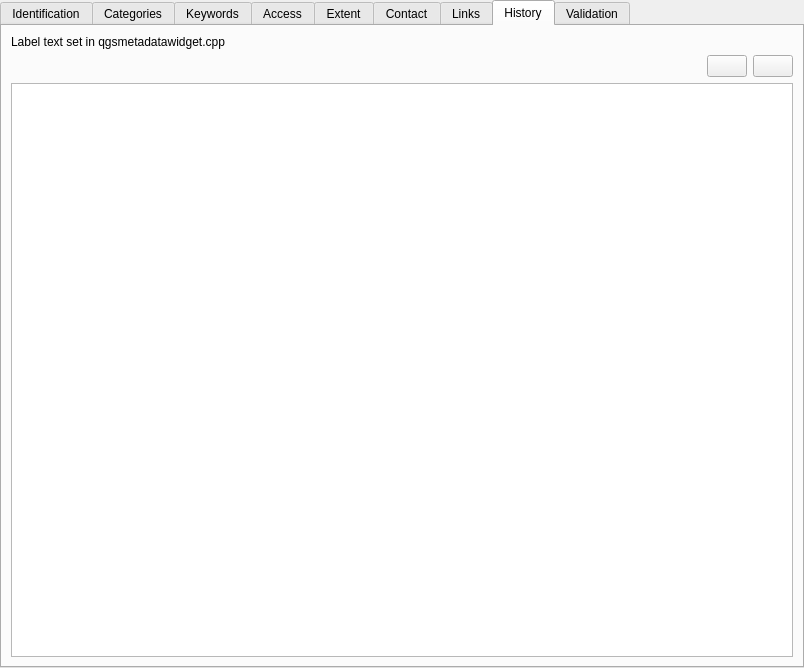
The window that src/ui/qgsmetadatawidget.ui (carsmie/QGIS) describes before a commit, drawn with Qt 5.
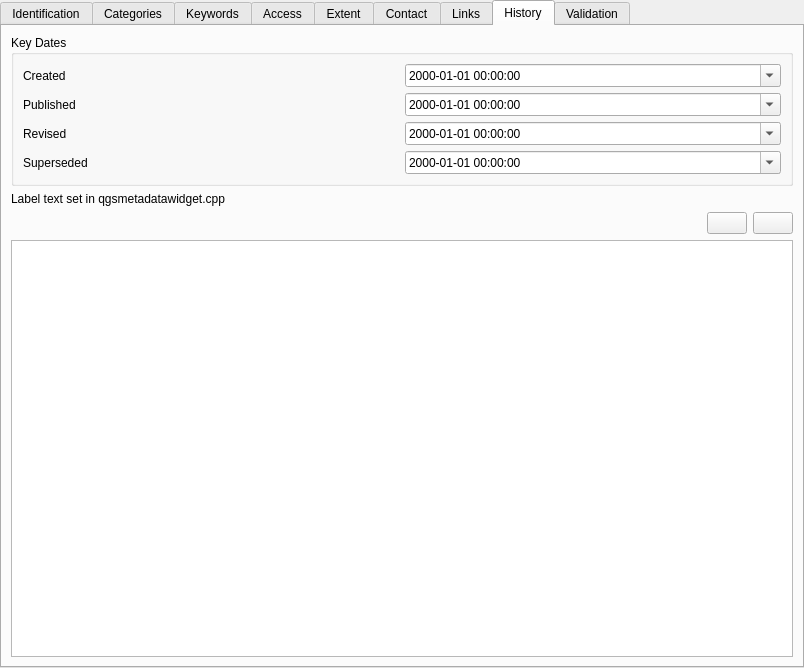
The same window after the commit. The open tabs and pages were chosen to show the change. Icons and pictures are not drawn. Custom widgets are drawn as their Qt base class.

Commit message:
[feature] Add key dates to layer/project metadata
This adds the following fields to the QGIS layer/project metadata
standard:

- Date created
- Date published
- Date revised
- Date superseded

(Previously the layer metadata had no date fields, and project
metadata had only the created date field)

What changed in the file:
```diff
--- a/src/ui/qgsmetadatawidget.ui
+++ b/src/ui/qgsmetadatawidget.ui
@@ -1403,6 +1403,95 @@
        <string>History</string>
       </attribute>
       <layout class="QVBoxLayout" name="verticalLayout_17">
+       <item>
+        <widget class="QgsCollapsibleGroupBox" name="groupBox_2">
+         <property name="title">
+          <string>Key Dates</string>
+         </property>
+         <layout class="QGridLayout" name="gridLayout_3">
+          <item row="0" column="1">
+           <widget class="QgsDateTimeEdit" name="mCreationDateTimeEdit2">
+            <property name="displayFormat">
+             <string>yyyy-MM-dd HH:mm:ss</string>
+            </property>
+            <property name="calendarPopup">
+             <bool>true</bool>
+            </property>
+           </widget>
+          </item>
+          <item row="1" column="1">
+           <widget class="QgsDateTimeEdit" name="mPublishedDateTimeEdit">
+            <property name="displayFormat">
+             <string>yyyy-MM-dd HH:mm:ss</string>
+            </property>
+            <property name="calendarPopup">
+             <bool>true</bool>
+            </property>
+           </widget>
+          </item>
+          <item row="2" column="0">
+           <widget class="QLabel" name="label_17">
+            <property name="toolTip">
+             <string>Returns the human readable name of the resource, typically displayed in search results.</string>
+            </property>
+            <property name="text">
+             <string>Revised</string>
+            </property>
+           </widget>
+          </item>
+          <item row="2" column="1">
+           <widget class="QgsDateTimeEdit" name="mRevisedDateTimeEdit">
+            <property name="displayFormat">
+             <string>yyyy-MM-dd HH:mm:ss</string>
+            </property>
+            <property name="calendarPopup">
+             <bool>true</bool>
+            </property>
+           </widget>
+          </item>
+          <item row="1" column="0">
+           <widget class="QLabel" name="label_25">
+            <property name="toolTip">
+             <string>Returns the human readable name of the resource, typically displayed in search results.</string>
+            </property>
+            <property name="text">
+             <string>Published</string>
+            </property>
+           </widget>
+          </item>
+          <item row="3" column="1">
+           <widget class="QgsDateTimeEdit" name="mSupersededDateTimeEdit">
+            <property name="displayFormat">
+             <string>yyyy-MM-dd HH:mm:ss</string>
+            </property>
+            <property name="calendarPopup">
+             <bool>true</bool>
+            </property>
+           </widget>
+          </item>
+          <item row="0" column="0">
+           <widget class="QLabel" name="label_16">
+            <property name="toolTip">
+             <string>Returns the human readable name of the resource, typically displayed in search results.</string>
+            </property>
+            <property name="text">
+             <string>Created</string>
+            </property>
+           </widget>
+          </item>
+          <item row="3" column="0">
+           <widget class="QLabel" name="label_30">
+            <property name="toolTip">
+             <string>Returns the human readable name of the resource, typically displayed in search results.</string>
+            </property>
+            <property name="text">
+             <string>Superseded</string>
+            </property>
+           </widget>
+          </item>
+         </layout>
+        </widget>
+       </item>
        <item>
         <widget class="QLabel" name="mLabelHistory">
          <property name="text">
```
Left out of the diff: 13 changed lines with no effect on the pictures. The commit also changes 12 other files.
